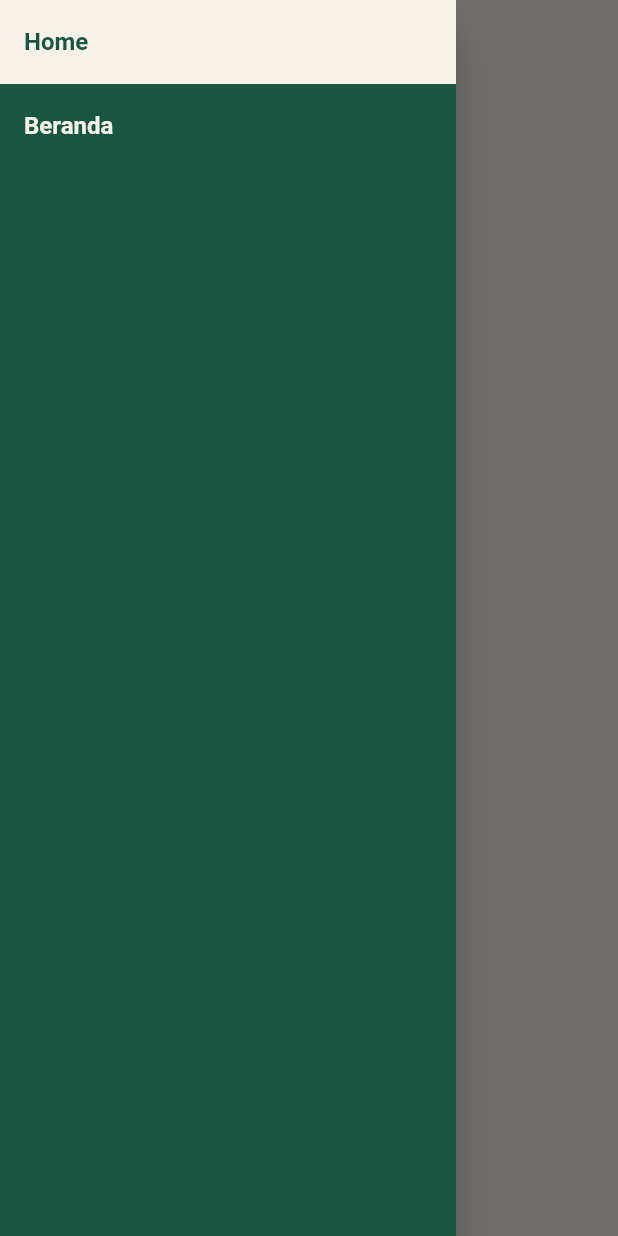
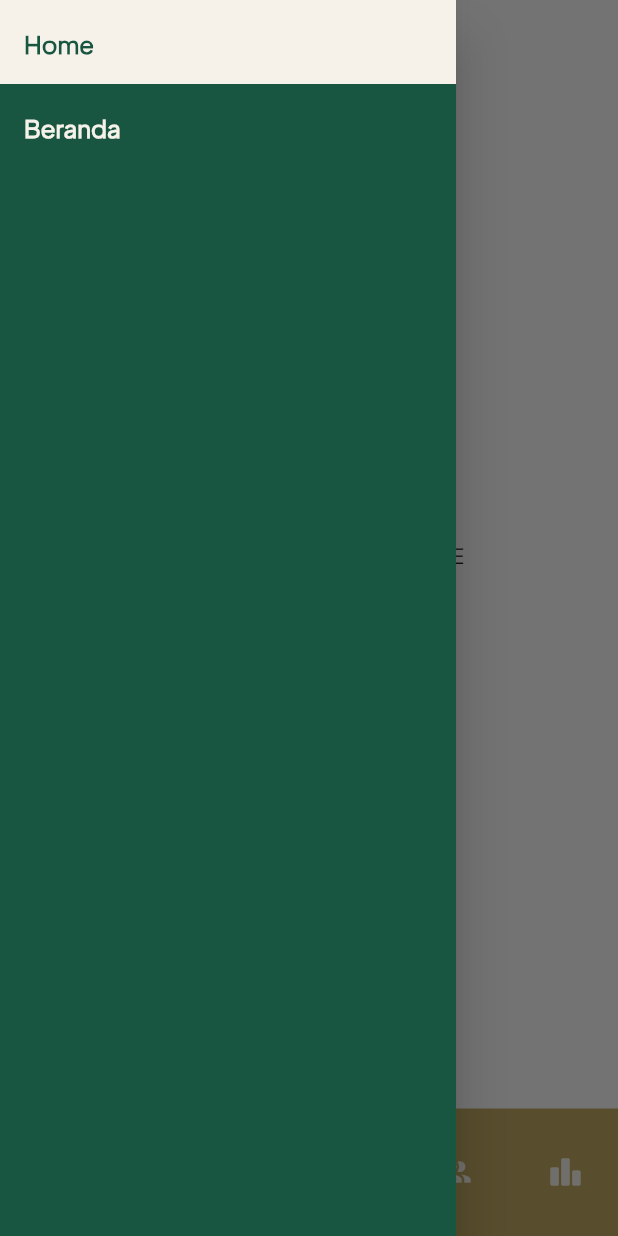
Before and after one commit to D10-PBP/Proyek-Akhir-Semester, a Flutter app: the screen it shows after launch, with the side drawer open, on a phone screen of 412 x 824 dp. Run offline on Flutter 3.47's test engine with Material 2 defaults, Android fonts, the phone set to English and light mode, and no system bars; drawn by our look-alikes of google_nav_bar.

Commit message:
Add bottom navbar

```diff
--- /dev/null
+++ b/lib/core/widget/bottom_navbar.dart
@@ -0,0 +1,48 @@
+import 'package:flutter/material.dart';
+import 'package:sayang_dibuang_mobile/core/theme/theme_color.dart';
+import 'package:google_nav_bar/google_nav_bar.dart';
+
+class BottomNavBar extends StatelessWidget {
+  const BottomNavBar({
+    Key? key,
+  }) : super(key: key);
+
+  @override
+  Widget build(BuildContext context) {
+    return Container(
+      color: ThemeColor.gold,
+      child: const Padding(
+        padding: EdgeInsets.symmetric(horizontal: 8, vertical: 10),
+        child: GNav(
+            gap: 8,
+            backgroundColor: ThemeColor.gold,
+            color: ThemeColor.sand,
+            activeColor: ThemeColor.sand,
+            tabBackgroundColor: ThemeColor.darkGreen,
+            padding: EdgeInsets.symmetric(horizontal: 15, vertical: 20),
+            tabs: [
+              GButton(
+                icon: Icons.home_rounded,
+                text: 'Home',
+              ),
+              GButton(
+                icon: Icons.dashboard,
+                text: 'Beranda',
+              ),
+              GButton(
+                icon: Icons.handshake_rounded,
+                text: 'Request',
+              ),
+              GButton(
+                icon: Icons.group_outlined,
+                text: 'Crowdfunding',
+              ),
+              GButton(
+                icon: Icons.leaderboard_rounded,
+                text: 'Leaderboard',
+              ),
+            ]),
+      ),
+    );
+  }
+}
--- a/lib/main.dart
+++ b/lib/main.dart
@@ -1,5 +1,6 @@
 import 'package:flutter/material.dart';
 import 'package:sayang_dibuang_mobile/core/theme/theme_color.dart';
+import 'package:sayang_dibuang_mobile/core/widget/bottom_navbar.dart';
 import 'package:sayang_dibuang_mobile/core/widget/drawer.dart';
 
 void main() {
@@ -25,7 +26,7 @@ class MyApp extends StatelessWidget {
           // Notice that the counter didn't reset back to zero; the application
           // is not restarted.
           primarySwatch: Colors.blue,
-      ),
+          fontFamily: 'PlusJakarta'),
       home: const MyHomePage(),
     );
   }
@@ -58,8 +59,8 @@ class _MyHomePageState extends State<MyHomePage> {
     // The Flutter framework has been optimized to make rerunning build methods
     // fast, so that you can just rebuild anything that needs updating rather
     // than having to individually change instances of widgets.
-    return Scaffold(
-      backgroundColor: ThemeColor.sand,
+    return SafeArea(
+      child: Scaffold(
         drawer: DrawerClass('Home', 0),
         body: Stack(
           // Center is a layout widget. It takes a single child and positions it
@@ -78,6 +79,8 @@ class _MyHomePageState extends State<MyHomePage> {
                 ))
           ],
         ),
+        bottomNavigationBar: const BottomNavBar(),
+      ),
     );
   }
 }
--- a/pubspec.yaml
+++ b/pubspec.yaml
@@ -36,6 +36,7 @@ dependencies:
   # Use with the CupertinoIcons class for iOS style icons.
   cupertino_icons: ^1.0.2
   http: ^0.13.5
+  google_nav_bar: ^5.0.6
 
 dev_dependencies:
   flutter_test:
@@ -57,6 +58,11 @@ flutter:
   # included with your application, so that you can use the icons in
   # the material Icons class.
   uses-material-design: true
+
+  fonts:
+    - family: PlusJakarta
+      fonts:
+        - asset: fonts/PlusJakartaSans-Regular.otf
 
   # To add assets to your application, add an assets section, like this:
   # assets:
```
Also changed, not shown: fonts/PlusJakartaSans-Regular.otf (added), lib/crowdfunding/pages/crowdfundings.dart (added), pubspec.lock. Lines whose indentation alone changed are shown as unchanged.
